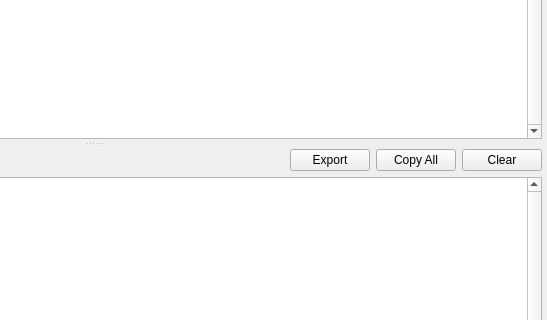
Above: src/ui/datatab.ui from wh201906/SerialTest before the change; both pictures show x 359 to 906 and y 100 to 420 of the 906 by 571 pixel window. Below: the same form after it.
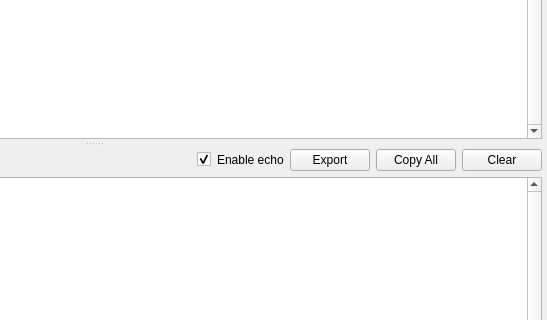
That is the form after the change.

Commit message:
Set local echo enabled/disabled for fast operation
create QByteArray object on stack

Diff of the .ui file:
```diff
--- a/src/ui/datatab.ui
+++ b/src/ui/datatab.ui
@@ -199,6 +199,20 @@
            </property>
           </spacer>
          </item>
+         <item>
+          <widget class="QCheckBox" name="sendedEnableBox">
+           <property name="checked">
+            <bool>true</bool>
+           </property>
+          </widget>
+         </item>
+         <item>
+          <widget class="QLabel" name="label_8">
+           <property name="text">
+            <string>Enable echo</string>
+           </property>
+          </widget>
+         </item>
          <item>
           <widget class="QPushButton" name="sendedExportButton">
            <property name="text">
```
The commit also changes 4 other files.
